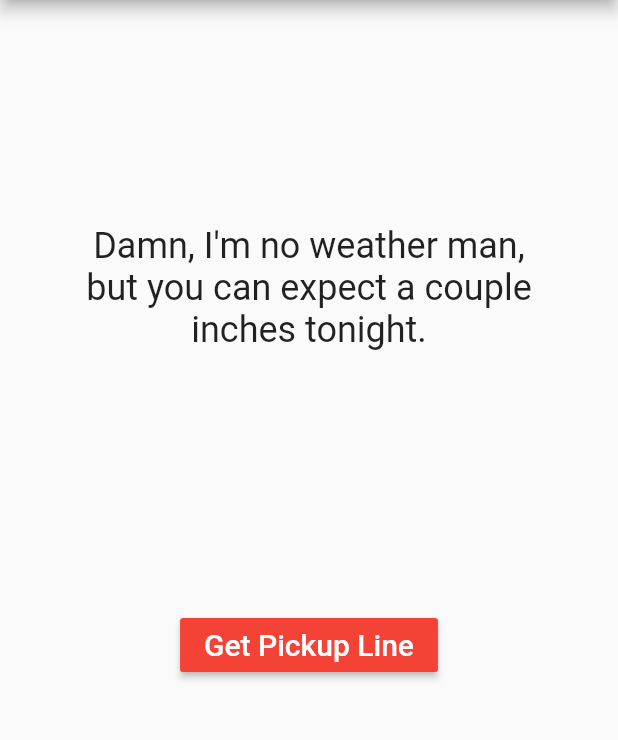
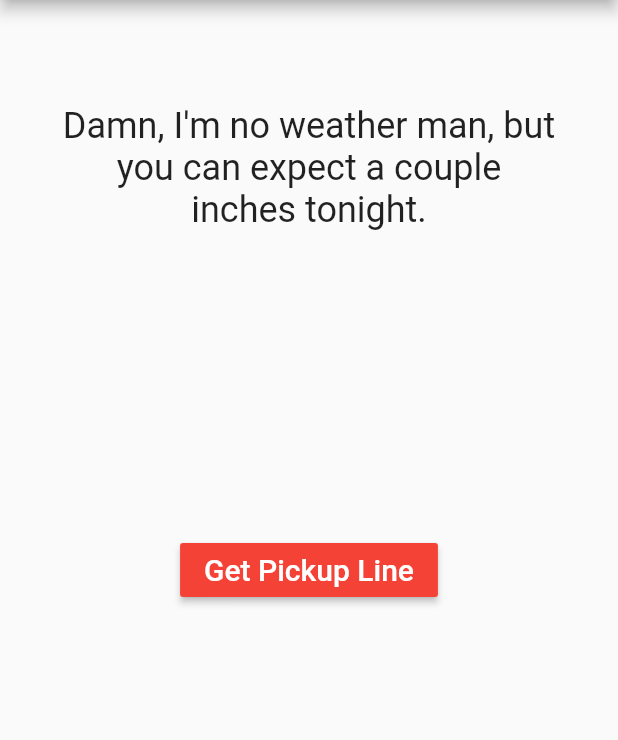
Before and after one commit to oliviasl/Pickup-Line-Generator, a Flutter app: the screen it shows after launch, on a phone screen of 412 x 824 dp, the part 84-824 px from its top. Run offline on Flutter 3.47's test engine with Material 2 defaults, Android fonts, the phone set to English and light mode, and no system bars.

Commit message:
Xcode updates

```diff
--- a/lib/textcontrol.dart
+++ b/lib/textcontrol.dart
@@ -28,7 +28,7 @@ class _TextControlState extends State<TextControl> {
           height: (MediaQuery.of(context).size.height -
                   appBar.preferredSize.height) /
               3,
-          margin: EdgeInsets.fromLTRB(50, 150, 50, 0),
+          margin: EdgeInsets.fromLTRB(40, 70, 40, 30),
           child: Text(
             pickupLineQuery[lineIndex],
             style: TextStyle(
@@ -80,7 +80,7 @@ class _TextControlState extends State<TextControl> {
     'Are you a magician? Because whenever I look at you, everyone else disappears!',
     'Do I know you? Cause you look a lot like my next girlfriend/boyfriend.',
     'I’m lost. Can you give me directions to your heart?',
-    'Are you a parking ticket? ‘Cause you\'ve got fine written all over you.',
+    'Are you a parking ticket? Cause you\'ve got fine written all over you.',
     'Are you sure you\'re not tired? You’ve been running through my mind all day.',
     'Was your dad a boxer? Because damn, you\'re a knockout!',
     'Would you grab my arm, so I can tell my friends I\'ve been touched by an angel?',
@@ -90,5 +90,31 @@ class _TextControlState extends State<TextControl> {
     'Kiss me if I\'m wrong, but dinosaurs still exist, right?',
     'Is your name Google? Because you have everything I\'ve been searching for.',
     'Are you from Tennessee? Because you\'re the only ten I see!',
+    'I must be in a museum, because you truly are a work of art.',
+    'Did you just come out of the oven? Because you\'re hot.',
+    'Life without you is like a broken pencil…pointless.',
+    'Something\'s wrong with my eyes because I can\'t take them off you.',
+    'Are you a time traveler? Cause I see you in my future!',
+    'Do you have a BandAid? I just scraped my knee falling for you.',
+    'Do you know CPR? Because you are taking my breath away!',
+    'Did you invent the airplane? Because you seem Wright for me.',
+    'Do you like Star Wars? Because Yoda only one for me!',
+    'We\'re not socks, but I think we\'d make a great pair.',
+    'Somebody better call God, because he\'s missing an angel.',
+    'You\'re so beautiful that you made me forget my pickup line.',
+    'Roses are red, my face is too... that only happens when I see you.',
+    'Are you a minecraft fence? Cause I can\'t get over you.',
+    'Can I give you a kiss? If you don\'t like it, you can return it.',
+    'If I were to ask you out on a date, would your answer be the same as the answer to this question?',
+    'Are you a bank loan? Because you got my interest.',
+    'You like sleeping? Me too! We should do it together sometime.',
+    'Your shirt has to go, but you can stay.',
+    'Mario is red, Sonic is blue, will you be my player 2?',
+    'I must be dancing with the devil, because you\'re hot as hell.',
+    'Is your name Wifi? Cause I\'m feeling a connection!',
+    'Kissing is a language of love… so how about a conversation?',
+    'I’ve been wondering, do your lips taste as good as they look?',
+    'If you were my homework, i\'d do you everyday.',
+    'Do you play soccer? Because you\'re a keeper!',
   ];
 }
```
Also changed, not shown: 1 other file.
